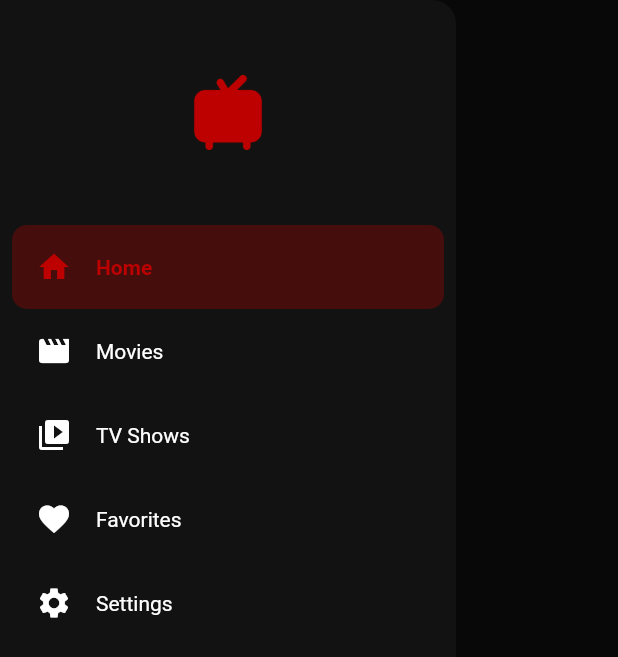
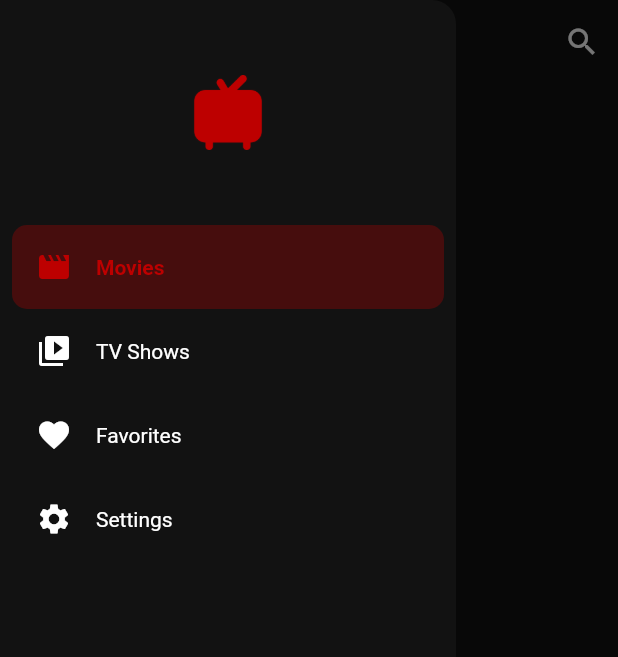
Before and after one commit to yiumioum-ai/semo, a Flutter app: the Fragments screen opened directly, with the side drawer open, on a phone screen of 412 x 824 dp. Shown: the top 657 px of the screen. Run offline on Flutter 3.47's test engine with Material 3 defaults, Android fonts, the phone set to English and light mode, and no system bars; our stand-ins replace firebase_analytics, firebase_auth, firebase_core, firebase_crashlytics, firebase_messaging, flutter_local_notifications and 5 more; accounts and stored records are empty.

Commit message:
Initial commit

```diff
--- a/lib/fragments.dart
+++ b/lib/fragments.dart
@@ -2,12 +2,13 @@ import 'package:firebase_auth/firebase_auth.dart';
 import 'package:flutter/material.dart';
 import 'package:page_transition/page_transition.dart';
 import 'package:semo/favorites.dart';
-import 'package:semo/home.dart';
 import 'package:semo/landing.dart';
 import 'package:semo/models/navigation_page.dart';
 import 'package:semo/movies.dart';
+import 'package:semo/search.dart';
 import 'package:semo/settings.dart';
 import 'package:semo/tv_shows.dart';
+import 'package:semo/utils/enums.dart';
 
 class Fragments extends StatefulWidget {
   @override
@@ -23,6 +24,7 @@ class _FragmentsState extends State<Fragments> {
       if (user == null) {
         navigate(
           destination: Landing(),
+          replace: true,
         );
       }
     });
@@ -32,35 +34,35 @@ class _FragmentsState extends State<Fragments> {
     setState(() {
       _navigationPages = [
         NavigationPage(
-          icon: Icons.home,
-          title: 'Home',
-          widget: Home(),
-        ),
-        NavigationPage(
           icon: Icons.movie,
           title: 'Movies',
           widget: Movies(),
+          pageType: PageType.movies,
         ),
         NavigationPage(
           icon: Icons.video_library,
           title: 'TV Shows',
           widget: TVShows(),
+          pageType: PageType.tv_shows,
         ),
         NavigationPage(
           icon: Icons.favorite,
           title: 'Favorites',
           widget: Favorites(),
+          pageType: PageType.favorites,
         ),
         NavigationPage(
           icon: Icons.settings,
           title: 'Settings',
           widget: Settings(),
+          pageType: PageType.settings,
         ),
       ];
     });
   }
 
-  navigate({required Widget destination}) async {
+  navigate({required Widget destination, bool replace = false}) async {
+    if (replace) {
       await Navigator.pushReplacement(
         context,
         PageTransition(
@@ -68,6 +70,15 @@ class _FragmentsState extends State<Fragments> {
           child: destination,
         ),
       );
+    } else {
+      await Navigator.push(
+        context,
+        PageTransition(
+          type: PageTransitionType.rightToLeft,
+          child: destination,
+        ),
+      );
+    }
   }
 
   @override
@@ -115,13 +126,13 @@ class _FragmentsState extends State<Fragments> {
     return Scaffold(
       backgroundColor: Theme.of(context).scaffoldBackgroundColor,
       appBar: AppBar(
+        backgroundColor: Theme.of(context).scaffoldBackgroundColor,
         title: Text(
             _navigationPages[_selectedPageIndex].title,
           style: Theme.of(context).textTheme.titleSmall!.copyWith(
             color: Colors.white,
           ),
         ),
-        backgroundColor: Theme.of(context).scaffoldBackgroundColor,
         leading: Builder(
           builder: (context) {
             return IconButton(
@@ -135,6 +146,21 @@ class _FragmentsState extends State<Fragments> {
             );
           },
         ),
+        actions: [
+          _selectedPageIndex != 3 ? IconButton(
+            icon: Icon(
+              Icons.search,
+              color: Colors.white,
+            ),
+            onPressed: () {
+              navigate(
+                destination: Search(
+                  pageType: _navigationPages[_selectedPageIndex].pageType,
+                ),
+              );
+            },
+          ) : Container(),
+        ],
       ),
       body: _navigationPages[_selectedPageIndex].widget,
       drawer: SafeArea(
@@ -153,11 +179,7 @@ class _FragmentsState extends State<Fragments> {
                   ),
                 ),
               ),
-              NavigationTile(0),
-              NavigationTile(1),
-              NavigationTile(2),
-              NavigationTile(3),
-              NavigationTile(4),
+              for (final (index, item) in _navigationPages.indexed) NavigationTile(index),
             ],
           ),
         ),
--- a/lib/home.dart
+++ /dev/null
@@ -1,43 +0,0 @@
-import 'package:firebase_analytics/firebase_analytics.dart';
-import 'package:flutter/material.dart';
-import 'package:page_transition/page_transition.dart';
-
-class Home extends StatefulWidget {
-  @override
-  _HomeState createState() => _HomeState();
-}
-
-class _HomeState extends State<Home> {
-  navigate({required Widget destination}) async {
-    await Navigator.pushReplacement(
-      context,
-      PageTransition(
-        type: PageTransitionType.rightToLeft,
-        child: destination,
-      ),
-    );
-  }
-
-  @override
-  void initState() {
-    super.initState();
-    WidgetsBinding.instance.addPostFrameCallback((_) async {
-      await FirebaseAnalytics.instance.logScreenView(
-        screenName: 'Home',
-      );
-    });
-  }
-
-  @override
-  Widget build(BuildContext context) {
-    return Scaffold(
-      backgroundColor: Theme.of(context).scaffoldBackgroundColor,
-      body: Center(
-        child: Text(
-          'Home',
-          style: Theme.of(context).textTheme.displayMedium,
-        ),
-      ),
-    );
-  }
-}
--- a/lib/models/navigation_page.dart
+++ b/lib/models/navigation_page.dart
@@ -1,13 +1,16 @@
 import 'package:flutter/material.dart';
+import 'package:semo/utils/enums.dart';
 
 class NavigationPage {
   IconData icon;
   String title;
   Widget widget;
+  PageType pageType;
 
   NavigationPage({
     required this.icon,
     required this.title,
     required this.widget,
+    required this.pageType,
   });
 }
--- /dev/null
+++ b/lib/utils/enums.dart
@@ -0,0 +1,6 @@
+enum PageType {
+  movies,
+  tv_shows,
+  favorites,
+  settings
+}
```
Also changed, not shown: lib/favorites.dart (+12 -1 lines), lib/movies.dart (+12 -1 lines), lib/search.dart (added, +99 -0 lines), lib/settings.dart (+11 -1 lines), lib/tv_shows.dart (+12 -1 lines), lib/movies_category.dart (added), lib/tv_shows_category.dart (added). Lines whose indentation alone changed are shown as unchanged.
